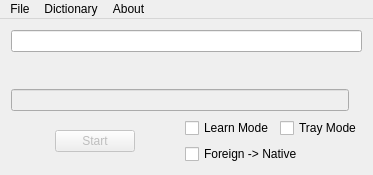
Qt form mainwindow.ui (ivan-selchenkov/QWord) before a commit.
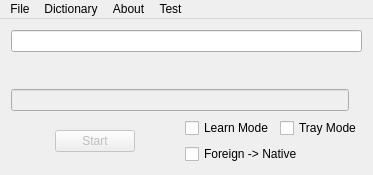
The same form after that commit. Icons and pictures are not drawn.

Patch:
```diff
--- a/mainwindow.ui
+++ b/mainwindow.ui
@@ -164,9 +164,16 @@
      <string>About</string>
     </property>
    </widget>
+   <widget class="QMenu" name="menuTest">
+    <property name="title">
+     <string>Test</string>
+    </property>
+    <addaction name="action1"/>
+   </widget>
    <addaction name="menuFile"/>
    <addaction name="menuDictionary"/>
    <addaction name="menuAbout"/>
+   <addaction name="menuTest"/>
   </widget>
   <action name="actionOpen">
    <property name="icon">
```
Left out of the diff: 5 changed lines with no effect on the pictures.
